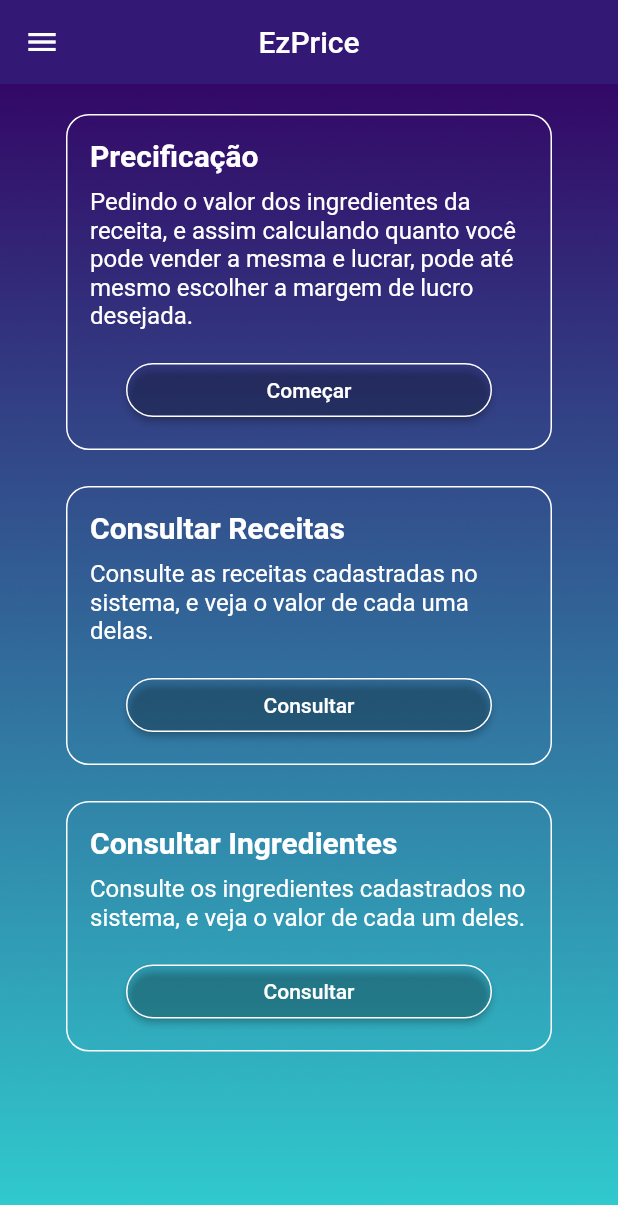
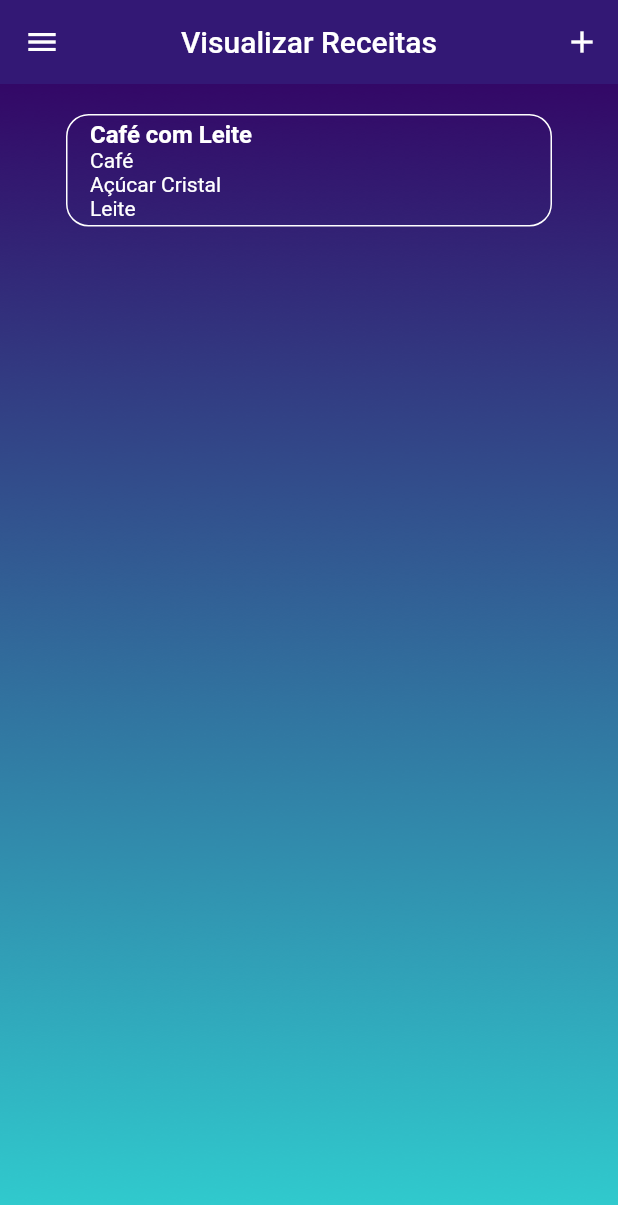
Before and after one commit to Vidottolv/EzPrice, a Flutter app: the Home screen opened by its route, after a tap on "Consultar", on a phone screen of 412 x 824 dp. Shown: the top 1205 px of the screen. Run offline on Flutter 3.47's test engine with Material 2 defaults, Android fonts, the light colour scheme and no system bars; our stand-ins replace google_fonts.

Commit message:
#5 criacao de cadastro e visualizacao de receitas

```diff
--- a/lib/main.dart
+++ b/lib/main.dart
@@ -9,6 +9,7 @@ import 'package:ezprice/views/sobre.dart';
 import 'package:ezprice/views/ingrediente/cadastrar_ingrediente.dart';
 import 'package:ezprice/views/ingrediente/visualizar_ingredientes.dart';
 import 'package:ezprice/views/receita/cadastrar_receita.dart';
+import 'package:ezprice/views/receita/visualizar_receitas.dart';
 
 void main() {
   runApp(
@@ -26,7 +27,8 @@ void main() {
         '/sobre': (context) => const Sobre(),
         '/ingrediente/cadastrar': (context) => CadastrarIngrediente(),
         '/ingrediente/visualizar': (context) => VisualizarIngredientes(),
-        '/receita/cadastrar': (context) => const CadastrarReceita(),
+        '/receita/cadastrar': (context) => CadastrarReceita(),
+        '/receita/visualizar': (context) => VisualizarReceitas(),
       },
     ),
   );
--- a/lib/views/components/menu_drawer.dart
+++ b/lib/views/components/menu_drawer.dart
@@ -27,7 +27,9 @@ class MenuDrawer extends StatelessWidget {
             title: const Text("Consultar Receitas"),
             tileColor: Colors.black.withOpacity(0.6),
             leading: const Icon(Icons.list, color: Colors.white),
-            onTap: () {},
+            onTap: () {
+              Navigator.pushNamed(context, '/receita/visualizar');
+            },
           ),
           ListTile(
             title: const Text("Consultar Ingredientes"),
--- a/lib/views/home.dart
+++ b/lib/views/home.dart
@@ -40,7 +40,9 @@ class Home extends StatelessWidget {
                   text:
                       "Consulte as receitas cadastradas no sistema, e veja o valor de cada uma delas.",
                   buttonText: "Consultar",
-                  onPressed: () {},
+                  onPressed: () {
+                    Navigator.pushNamed(context, '/receita/visualizar');
+                  },
                 ),
                 SizedBox(height: 16),
                 TransparentCard(
--- /dev/null
+++ b/lib/views/receita/receita.dart
@@ -0,0 +1,11 @@
+import 'package:ezprice/views/ingrediente/ingrediente.dart';
+
+class Receita {
+  final String receita;
+  final List<Ingrediente> ingedientes;
+
+  Receita({
+    required this.receita,
+    required this.ingedientes,
+  });
+}
--- /dev/null
+++ b/lib/views/receita/visualizar_receitas.dart
@@ -0,0 +1,86 @@
+import 'package:ezprice/views/components/app_theme.dart';
+import 'package:ezprice/views/components/menu_drawer.dart';
+import 'package:ezprice/views/ingrediente/ingrediente.dart';
+import 'package:flutter/material.dart';
+import 'package:ezprice/views/receita/receita.dart';
+
+class VisualizarReceitas extends StatelessWidget {
+  final List<Receita> receitas = [
+    Receita(
+      receita: 'Café com Leite',
+      ingedientes: [
+        Ingrediente(
+          nome: 'Café',
+          quantidade: 1.0,
+          unidadeMedida: 'Kg',
+          preco: 30.00,
+        ),
+        Ingrediente(
+          nome: 'Açúcar Cristal',
+          quantidade: 1.0,
+          unidadeMedida: 'Kg',
+          preco: 4.00,
+        ),
+        Ingrediente(
+          nome: 'Leite',
+          quantidade: 1.0,
+          unidadeMedida: 'L',
+          preco: 5.50,
+        ),
+      ],
+    )
+  ];
+
+  VisualizarReceitas({Key? key}) : super(key: key);
+
+  @override
+  Widget build(BuildContext context) {
+    return Scaffold(
+      appBar: AppBar(
+        title: Text('Visualizar Receitas'),
+        actions: [
+          IconButton(
+            icon: Icon(Icons.add),
+            onPressed: () {
+              Navigator.pushNamed(context, '/receita/cadastrar');
+            },
+          ),
+        ],
+      ),
+      drawer: MenuDrawer(
+        nome: 'Teste de Teste de Teste',
+        email: 'teste@email.com',
+      ),
+      body: Container(
+        decoration: AppTheme.backgroundDecoration,
+        padding: const EdgeInsets.symmetric(horizontal: 40, vertical: 16),
+        child: ListView.builder(
+          itemCount: receitas.length,
+          itemBuilder: (context, index) {
+            return Card(
+              color: Colors.transparent,
+              elevation: 0,
+              shape: RoundedRectangleBorder(
+                borderRadius: BorderRadius.circular(15),
+                side: BorderSide(color: Colors.white, width: 1),
+              ),
+              child: ListTile(
+                title: Text(
+                  receitas[index].receita,
+                  style: TextStyle(
+                    color: Colors.white,
+                    fontWeight: FontWeight.bold,
+                  ),
+                ),
+                subtitle: Text(
+                  receitas[index].ingedientes.map((e) => e.nome).join('\n'),
+                  style: TextStyle(color: Colors.white),
+                ),
+              ),
+            );
+          },
+        ),
+      ),
+    );
+  }
+}
```
Also changed, not shown: lib/views/receita/cadastrar_receita.dart (+31 -4 lines).
